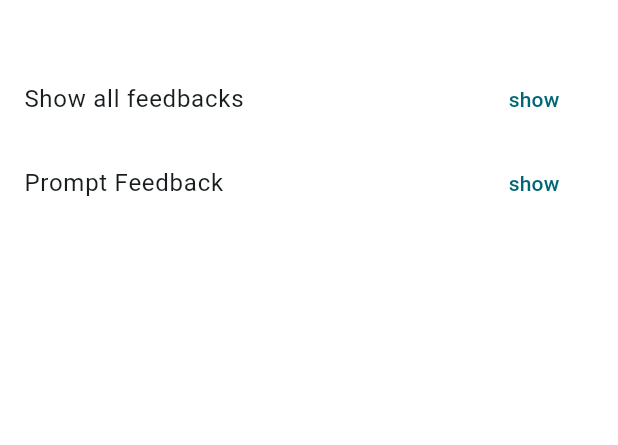
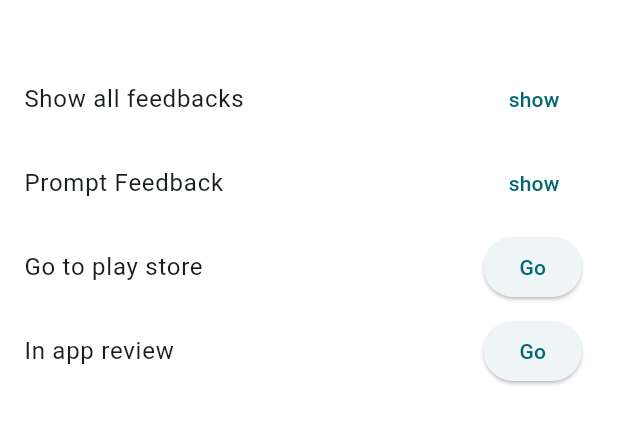
Before and after one commit to BingHao1209/feedbackrating, a Flutter app: the screen it shows after launch, on a phone screen of 412 x 824 dp, the part 63-508 px from its top. Run offline on Flutter 3.47's test engine with Material 2 defaults, Android fonts, the phone set to English and light mode, and no system bars; our stand-ins replace in_app_review.

Commit message:
Added link navigation and in app review

```diff
--- a/lib/pages/home.dart
+++ b/lib/pages/home.dart
@@ -1,6 +1,8 @@
 import 'package:flutter/material.dart';
 import 'feedback1.dart';
 import 'feedback_history.dart';
+import 'package:url_launcher/url_launcher.dart';
+import 'package:in_app_review/in_app_review.dart';
 
 class MyHomePage extends StatefulWidget {
   const MyHomePage({super.key, required this.title});
@@ -34,29 +36,55 @@ class _MyHomePageState extends State<MyHomePage> {
               trailing: TextButton(onPressed: (){_showPrompt(context);},
                   child: const Text('show')),
             ),
+            ListTile(
+              title: const Text('Go to play store'),
+              trailing:  ElevatedButton(
+                onPressed: _launchPlayStore,
+                child: const Text('Go'),
+              ),
+            ),
+            ListTile(
+              title: const Text('In app review'),
+              trailing:  ElevatedButton(
+                onPressed: () async{
+                  final InAppReview review = InAppReview.instance;
+                  if (await review.isAvailable()) {
+                    review.requestReview();
+                  }
+                },
+                child: const Text('Go'),
+              ),
+            ),
           ],
       ),
     );
   }
 
-  void _showPrompt(BuildContext context) async {
+  _launchPlayStore() async {
+    Uri url = Uri.http('play.google.com','/store/apps/details',{'id':'com.xiaomi.smarthome'});
+
+    if (await canLaunchUrl(url)) {
+      await launchUrl(url);
+    } else {
+      throw 'Could not launch $url';
+    }
+  }
+
+  Future<bool> _showPrompt(BuildContext context) async {
     await showDialog(
       context: context,
       builder: (BuildContext context) {
         return AlertDialog(
           title: const Text('Please rate our app!'),
-          content:
-          const Text('Thanks for using our app, would you like to rate us?'),
+          content: const Text('Thanks for using our app, would you like to rate us?'),
           actions: [
             TextButton(
-              // style: ButtonStyle(backgroundColor: MaterialStateProperty.all<Color>(Colors.lightGreen),),
               onPressed: () {
                 Navigator.pop(context, true);
               },
               child: const Text('Yes'),
             ),
             TextButton(
-              // style: ButtonStyle(backgroundColor: MaterialStateProperty.all<Color>(Colors.redAccent),),
               onPressed: () {
                 Navigator.pop(context, false);
               },
@@ -72,7 +100,10 @@ class _MyHomePageState extends State<MyHomePage> {
             MaterialPageRoute(builder: (context) => const Feedback1()),
           );
       }
+
     });
+
+    return false;
   }
 
 }
--- a/pubspec.yaml
+++ b/pubspec.yaml
@@ -37,6 +37,8 @@ dependencies:
   cupertino_icons: ^1.0.2
   json_annotation: ^4.8.1
   json_serializable: ^6.7.1
+  url_launcher: ^6.1.14
+  in_app_review: ^2.0.6
 
 dev_dependencies:
   flutter_test:
```
Also changed, not shown: pubspec.lock, 5 other files.
